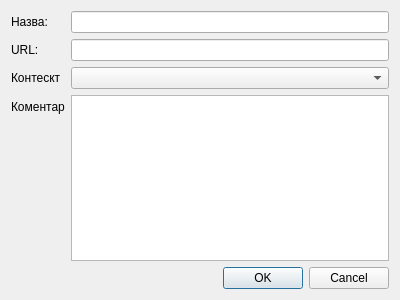
IvanAntonchuk/Lab.OOP2, file OOP2Lab/addlinkdialog.ui: the form before one commit.
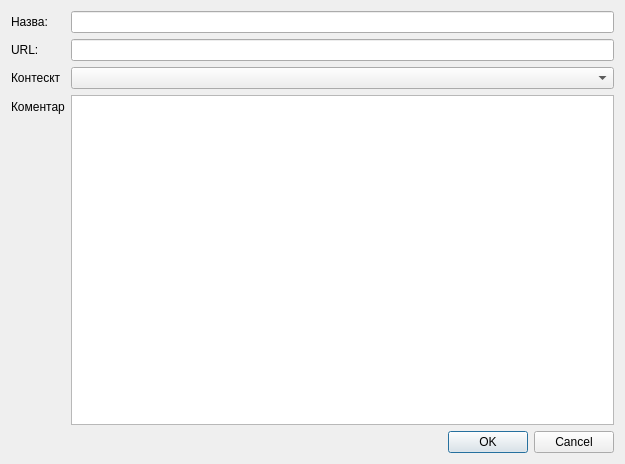
The form after the commit.

Commit message: Connect MainWindow's add button to open AddLinkDialog

Patch:
```diff
--- a/OOP2Lab/addlinkdialog.ui
+++ b/OOP2Lab/addlinkdialog.ui
@@ -6,8 +6,8 @@
    <rect>
     <x>0</x>
     <y>0</y>
-    <width>400</width>
-    <height>300</height>
+    <width>625</width>
+    <height>464</height>
    </rect>
   </property>
   <property name="windowTitle">
```
The commit also changes 5 other files.
